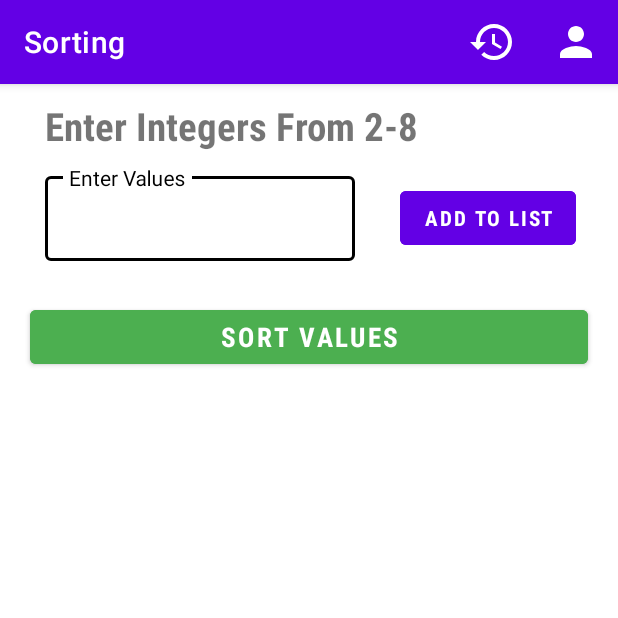
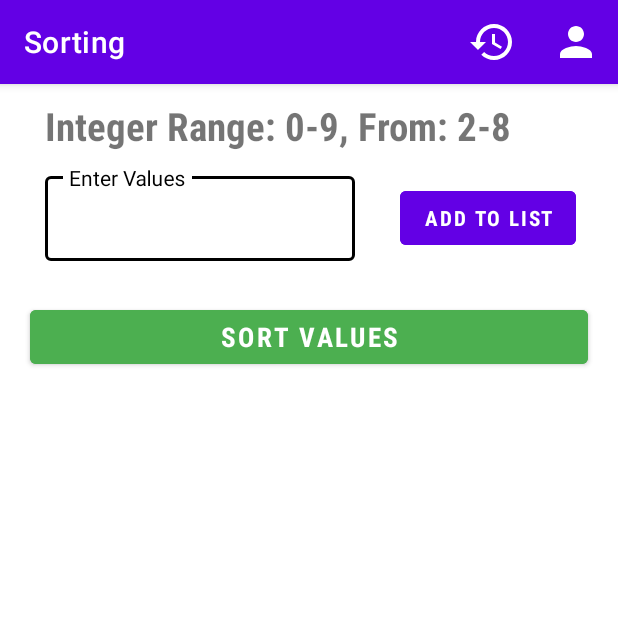
Before and after one commit to neosbob/CPSC542Test, an Android app: the screen it shows after launch (sort), after a tap on "Sort", on a phone screen of 412 x 824 dp, the top half of it. Run offline under Robolectric (Android 15) with nearby library versions, the phone set to English and light mode, and no system bars; our stand-ins replace Room's generated code; libraries missing offline, so code that uses them is left out: edu.fullerton, es.dmoral.toasty; Roboto replaces fonts that are not available here.

Commit message:
Animation for Welcome Page

```diff
--- a/app/src/main/java/edu/fullerton/AdvSofwareProcess/InsertionSortApp/MainActivity.kt
+++ b/app/src/main/java/edu/fullerton/AdvSofwareProcess/InsertionSortApp/MainActivity.kt
@@ -6,22 +6,23 @@ import android.os.Bundle
 import android.os.Handler
 import android.view.Menu
 import android.view.MenuItem
+import android.widget.ImageView
+import android.widget.TextView
 import androidx.room.Room
+import kotlinx.android.synthetic.main.activity_main.view.*
 
 
 class MainActivity : AppCompatActivity() {
-
-
-
-
-
 
     override fun onCreate(savedInstanceState: Bundle?) {
         super.onCreate(savedInstanceState)
         setContentView(R.layout.activity_main)
         this.title ="Home"
 
-
+        val welcome_logo = findViewById<ImageView>(R.id.main_logo)
+        val welcome_title = findViewById<TextView>(R.id.welcome_title_text)
+        welcome_logo.animate().alpha(1f).setDuration(1500)
+        welcome_title.animate().alpha(1f).setDuration(2500)
     }
 
     override fun onCreateOptionsMenu(menu: Menu): Boolean {
--- a/app/src/main/res/layout/activity_sort.xml
+++ b/app/src/main/res/layout/activity_sort.xml
@@ -16,7 +16,7 @@
         android:layout_marginEnd="30dp"
         android:layout_marginBottom="10dp"
         android:fontFamily="sans-serif-condensed-medium"
-        android:text="Enter Integers From 2-8"
+        android:text="Integer Range: 0-9, From: 2-8"
         android:textSize="26sp"
         android:textStyle="bold"
         app:layout_constraintBottom_toTopOf="@+id/add"
```
Also changed, not shown: app/src/main/res/layout/activity_main.xml (+5 -3 lines), 1 other file.
